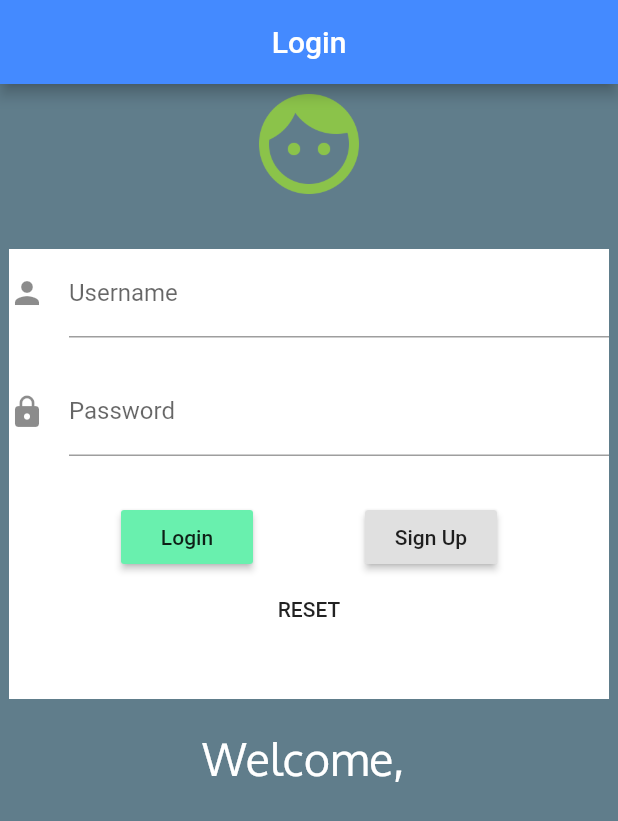
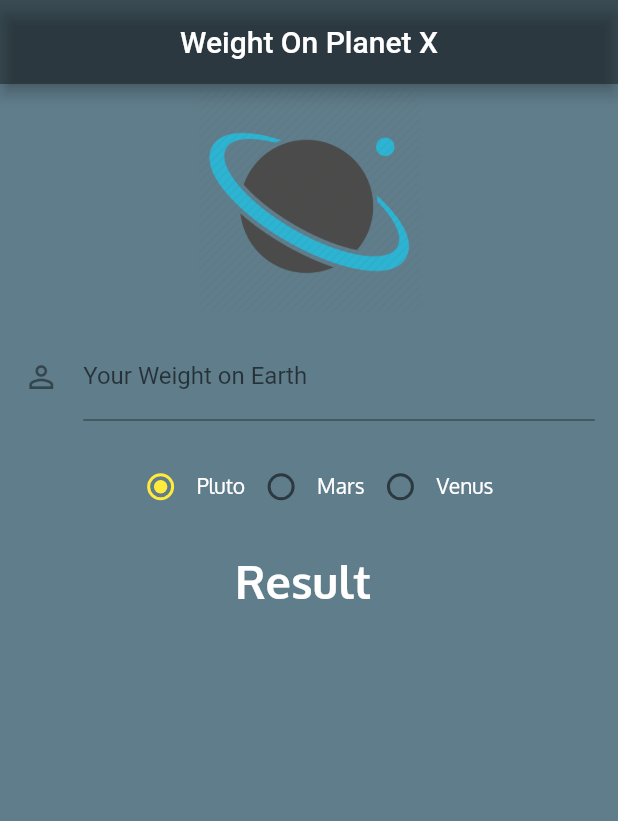
Before and after one commit to saroj-itexpert/minimal_ui, a Flutter app: the screen it shows after launch, on a phone screen of 412 x 824 dp. Shown: the top 821 px of the screen. Run offline on Flutter 3.47's test engine with Material 2 defaults, Android fonts, the phone set to English and light mode, and no system bars.

Commit message:
weightonx-ui

```diff
--- a/minimal_ui/lib/login/login.dart
+++ b/minimal_ui/lib/login/login.dart
@@ -48,7 +48,7 @@ class _LoginState extends State<Login> {
           child: Column(
             children: <Widget>[
               Image.asset(
-                'assets/images/face.png',
+                'assets/images/face.png'  ,
                 width: 80.0,
                 height: 80.0,
                 color: Colors.lightGreen,
--- a/minimal_ui/lib/main.dart
+++ b/minimal_ui/lib/main.dart
@@ -1,5 +1,5 @@
 import 'package:flutter/material.dart';
-import './login/login.dart';
+import './planet/weightonplanet.dart';
 
 void main() {
   var title = "Login UI";
@@ -8,7 +8,7 @@ void main() {
     MaterialApp(
       debugShowCheckedModeBanner: false,
       title: title,
-      home: Login(),
+      home: WeightOnPlanet(),
     ),
   );
 }
--- /dev/null
+++ b/minimal_ui/lib/planet/weightonplanet.dart
@@ -0,0 +1,119 @@
+import 'package:flutter/material.dart';
+
+class WeightOnPlanet extends StatefulWidget {
+  @override
+  _WeightOnPlanetState createState() => _WeightOnPlanetState();
+}
+
+class _WeightOnPlanetState extends State<WeightOnPlanet> {
+  int radioValue = 0;
+
+  void handleRadioValueChange(int value) {
+    setState(() {
+      radioValue = value;
+      print(radioValue);
+    });
+  }
+
+  @override
+  Widget build(BuildContext context) {
+    return Scaffold(
+      appBar: AppBar(
+        title: Text("Weight On Planet X"),
+        centerTitle: true,
+        backgroundColor: Colors.black38,
+      ),
+      backgroundColor: Colors.blueGrey,
+      body: Container(
+        alignment: Alignment.topCenter,
+        child: ListView(
+          padding: const EdgeInsets.all(2.5),
+          children: <Widget>[
+            Image.asset(
+              'assets/images/planet.png',
+              height: 150.0,
+              width: 200.0,
+            ),
+            Container(
+              margin: const EdgeInsets.all(13.0),
+              alignment: Alignment.center,
+              child: Column(
+                children: <Widget>[
+                  TextField(
+                    controller: null,
+                    keyboardType: TextInputType.number,
+                    decoration: InputDecoration(
+                      labelText: "Your Weight on Earth",
+                      hintText: "In Kilograms",
+                      icon: Icon(Icons.person_outline),
+                    ),
+                  ),
+                  SizedBox(
+                    height: 20.0,
+                  ),
+                  Row(
+                    mainAxisAlignment: MainAxisAlignment.center,
+                    children: <Widget>[
+                      Radio<int>(
+                        activeColor: Colors.yellow,
+                        value: 0,
+                        groupValue: radioValue,
+                        onChanged: handleRadioValueChange,
+                      ),
+                      Text(
+                        "Pluto",
+                        style: TextStyle(
+                          color: Colors.white,
+                          fontFamily: 'Oxygen',
+                          fontWeight: FontWeight.w500
+                        ),
+                      ),
+                      Radio<int>(
+                        activeColor: Colors.green,
+                        value: 1,
+                        groupValue: radioValue,
+                        onChanged: handleRadioValueChange,
+                      ),
+                      Text(
+                        "Mars",
+                        style: TextStyle(
+                          color: Colors.white,
+                          fontFamily: 'Oxygen',
+                          fontWeight: FontWeight.w500
+                        ),
+                      ),
+                      Radio<int>(
+                        activeColor: Colors.red,
+                        value: 2,
+                        groupValue: radioValue,
+                        onChanged: handleRadioValueChange,
+                      ),
+                      Text(
+                        "Venus",
+                        style: TextStyle(
+                          color: Colors.white,
+                          fontFamily: 'Oxygen',
+                          fontWeight: FontWeight.w500
+                        ),
+                      ),
+                    ],
+                  ),
+                  SizedBox(height: 20.0),
+
+                  //RESUT TEXT:
+                  Text("Result ",
+                  style: TextStyle(
+                    color: Colors.white,
+                    fontSize: 30.0,
+                    fontFamily: 'Oxygen',
+                    fontWeight: FontWeight.bold
+                  ),)
+                ],
+              ),
+            ),
+          ],
+        ),
+      ),
+    );
+  }
+}
--- a/minimal_ui/pubspec.yaml
+++ b/minimal_ui/pubspec.yaml
@@ -46,6 +46,7 @@ flutter:
    - assets/images/c.jpg
    - assets/images/d.jpg
    - assets/images/face.png
+   - assets/images/planet.png
 
 
 
```
Also changed, not shown: minimal_ui/lib/login/mylogin.dart (added, +124 -0 lines), minimal_ui/assets/images/planet.png (added).
